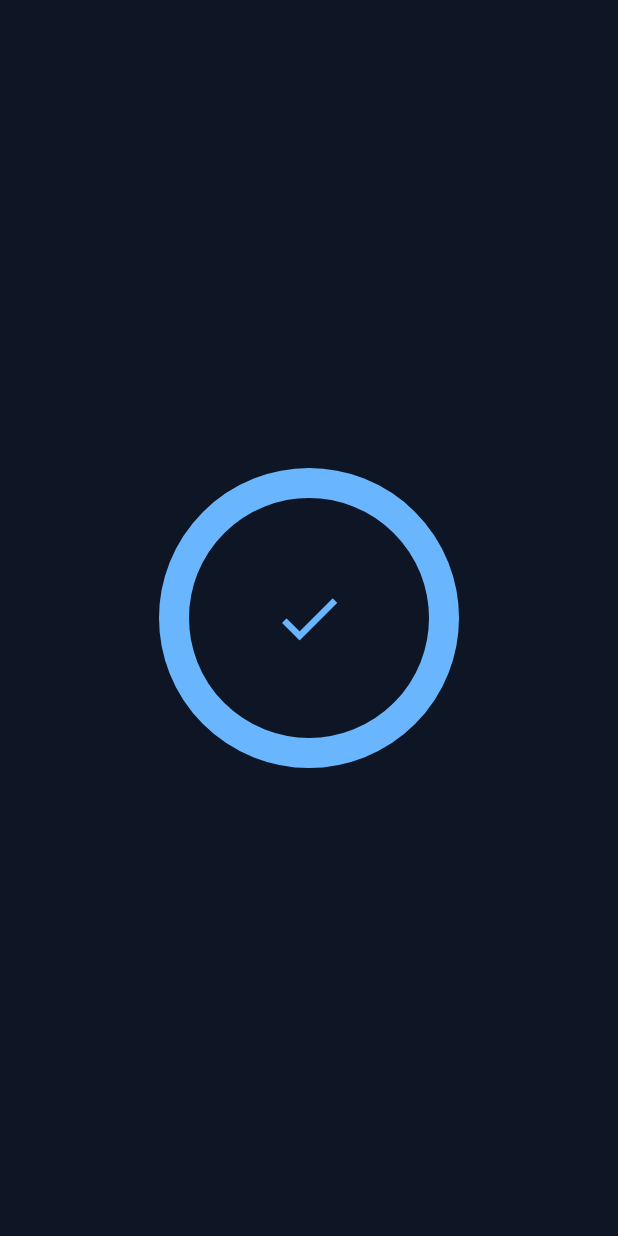
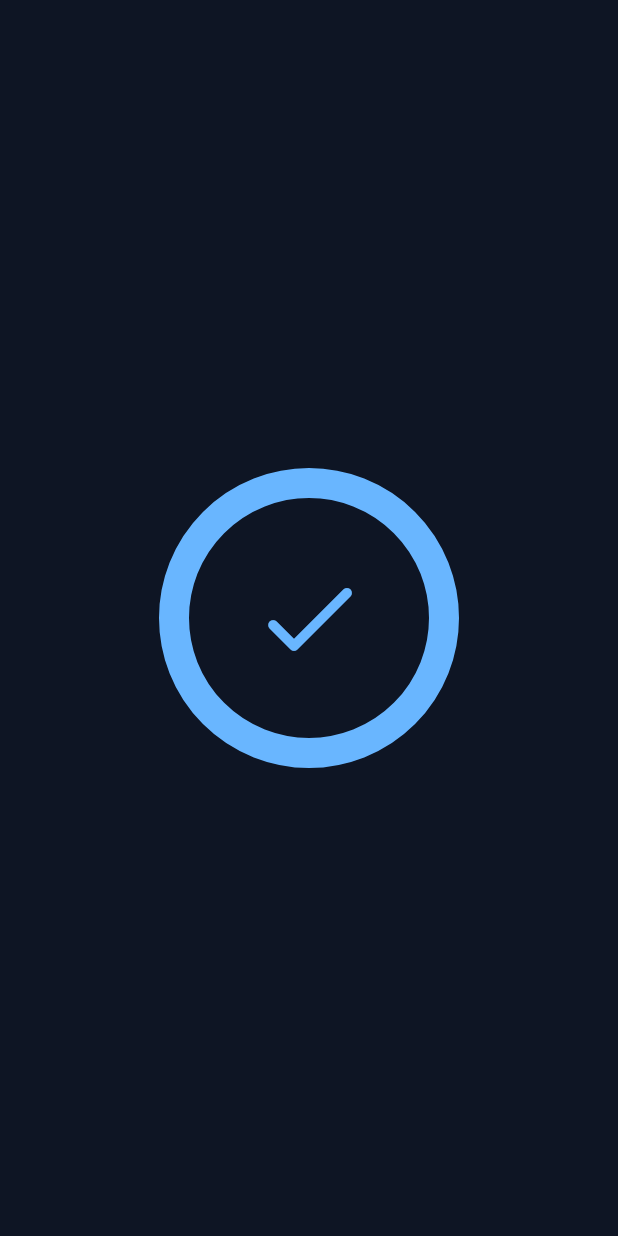
Before and after one commit to MaximeLemesle/Compteur-de-calories, a Flutter app: the SplashScreen screen opened by its route, on a phone screen of 412 x 824 dp. Run offline on Flutter 3.47's test engine with Material 3 defaults, Android fonts, the phone set to English and light mode, and no system bars; drawn by our look-alikes of percent_indicator; our stand-ins replace countup, flutter_bloc.

Commit message:
icon splash screen

```diff
--- a/lib/ui/screens/splash_screen.dart
+++ b/lib/ui/screens/splash_screen.dart
@@ -1,8 +1,6 @@
 import 'dart:async';
 
 import 'package:compteur_cal/ui/screens/home.dart';
-import 'package:compteur_cal/ui/theme/app_theme.dart';
-import 'package:countup/countup.dart';
 import 'package:flutter/material.dart';
 import 'package:flutter/services.dart';
 import 'package:percent_indicator/circular_percent_indicator.dart';
@@ -56,17 +54,13 @@ class _SplashScreenState extends State<SplashScreen>
       body: Container(
         width: double.infinity,
         decoration: BoxDecoration(
-          // gradient: LinearGradient(colors: [
-          //   Theme.of(context).colorScheme.primary,
-          //   Theme.of(context).colorScheme.tertiary
-          // ], begin: Alignment.topRight, end: Alignment.bottomLeft),
           color: Theme.of(context).colorScheme.onTertiary,
         ),
         child: Center(
           child: CircularPercentIndicator(
             radius: 100.0,
             lineWidth: 20.0,
-            percent: 1.0, // Utiliser la valeur de pourcentage
+            percent: 1.0,
             animation: true,
             animationDuration: 1000,
             circularStrokeCap: CircularStrokeCap.round,
@@ -81,13 +75,11 @@ class _SplashScreenState extends State<SplashScreen>
 
   Widget _buildAnimatedIcon() {
     return AnimatedOpacity(
-      opacity: _showCheckIcon
-          ? 1.0
-          : 0.0, // Définir l'opacité en fonction de _showCheckIcon
-      duration: const Duration(milliseconds: 500), // Durée de l'animation
+      opacity: _showCheckIcon ? 1.0 : 0.0,
+      duration: const Duration(milliseconds: 500),
       child: Icon(
-        Icons.check,
-        size: 50.0,
+        Icons.check_rounded,
+        size: 80.0,
         color: Theme.of(context).colorScheme.tertiary,
       ),
     );
```
